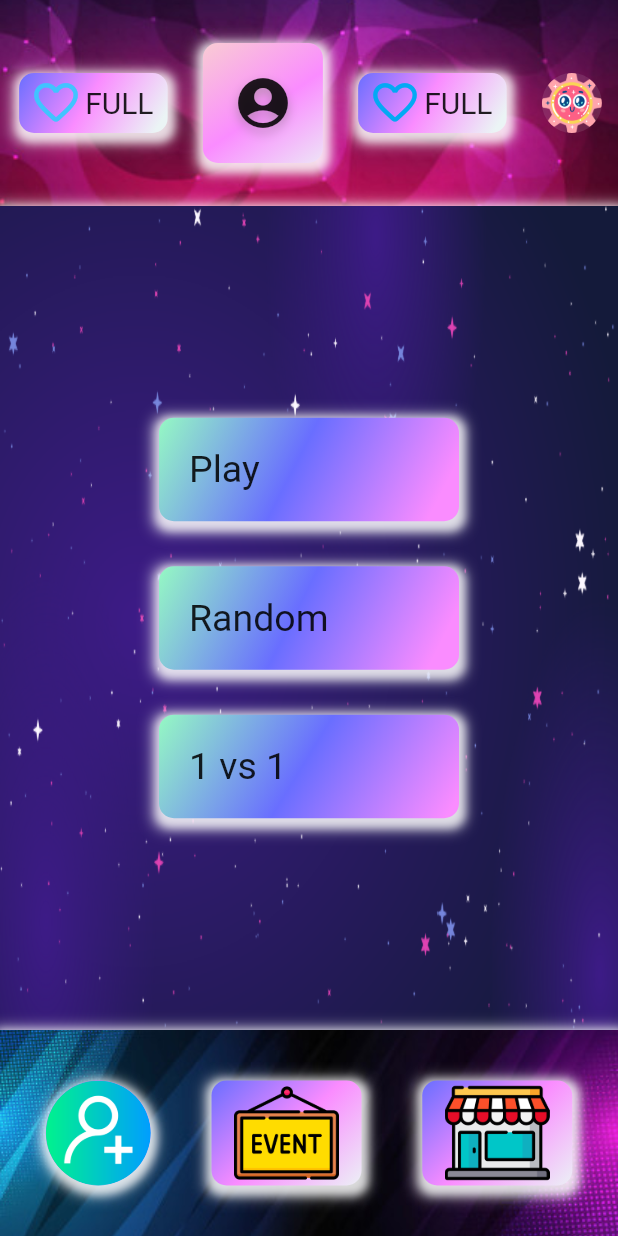
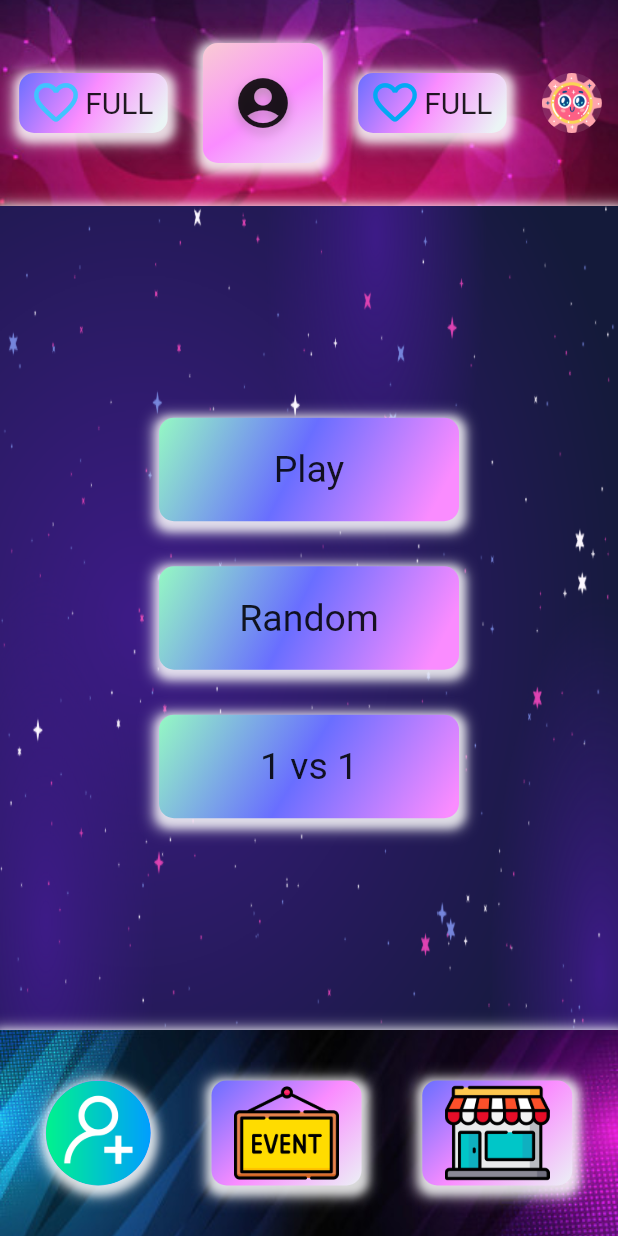
Before and after one commit to thanhpro0703/o_z_e, a Flutter app: the screen it shows after launch, on a phone screen of 412 x 824 dp. Run offline on Flutter 3.47's test engine with Material 2 defaults, Android fonts, the phone set to English and light mode, and no system bars.

Commit message:
Thêm text align

```diff
--- a/game_app/lib/screen_maingame/content.dart
+++ b/game_app/lib/screen_maingame/content.dart
@@ -82,6 +82,7 @@ class _MyContentState extends State<MyContent> {
                       width: 200,
                       child: Text(
                         "Play",
+                        textAlign: TextAlign.center,
                         style: TextStyle(fontSize: 25),
                       ),
                     ),
@@ -123,7 +124,10 @@ class _MyContentState extends State<MyContent> {
                       width: 200,
                       child: Text(
                         "Random",
-                        style: TextStyle(fontSize: 25),
+                        style: TextStyle(
+                          fontSize: 25,
+                        ),
+                        textAlign: TextAlign.center,
                       ),
                     ),
                   ),
@@ -165,6 +169,7 @@ class _MyContentState extends State<MyContent> {
                       child: Text(
                         "1 vs 1",
                         style: TextStyle(fontSize: 25),
+                        textAlign: TextAlign.center,
                       ),
                     ),
                   ),
```
